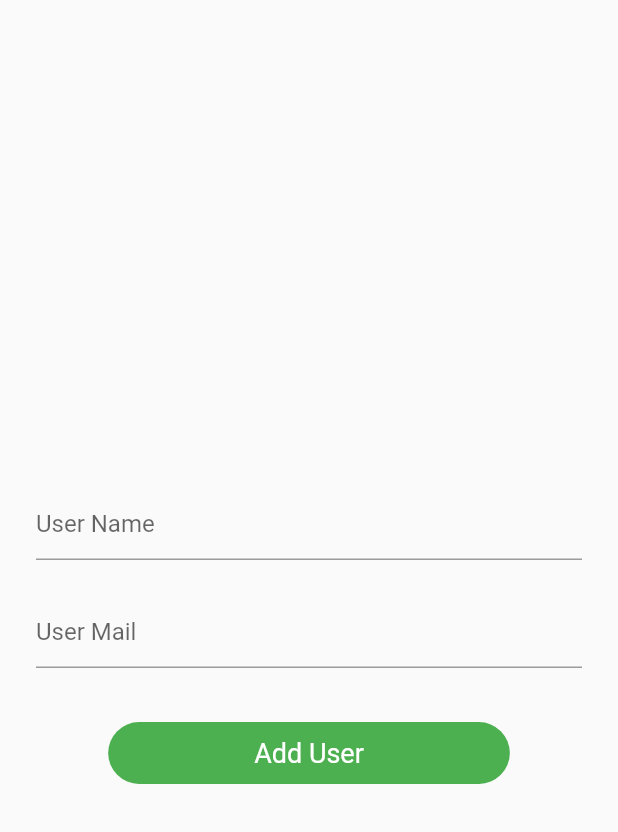
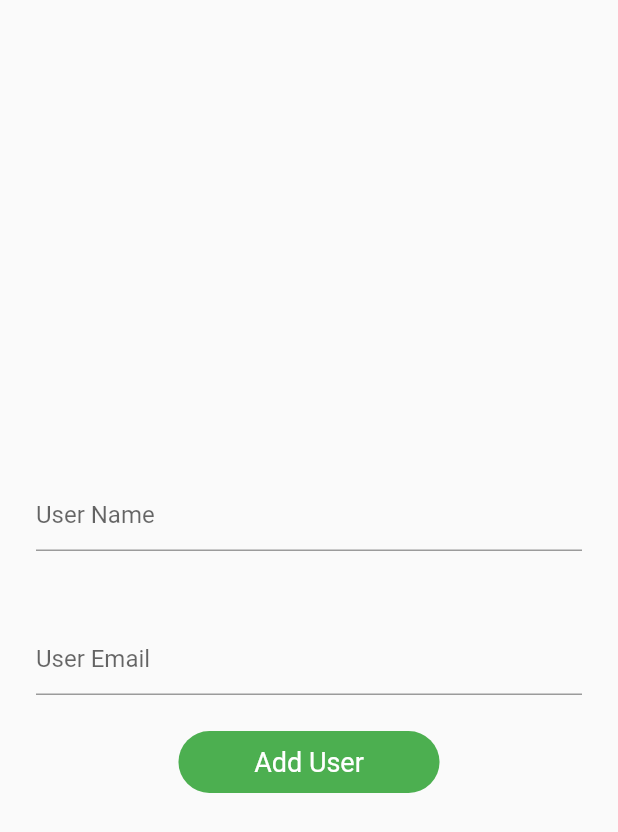
Before and after one commit to bryanariasq02/flutter_App, a Flutter app: the screen it shows after launch, after a tap on "Add User", on a phone screen of 412 x 824 dp. Shown: the top 832 px of the screen. Run offline on Flutter 3.47's test engine with Material 2 defaults, Android fonts, the phone set to English and light mode, and no system bars.

Commit message:
Class Custom_TextFormField

```diff
--- a/lib/ui/user/user_form.dart
+++ b/lib/ui/user/user_form.dart
@@ -1,4 +1,5 @@
 import 'package:flutter/material.dart';
+import 'package:flutter_first_app_balcoder/utils/Custom_TextFormField.dart';
 import 'package:flutter_first_app_balcoder/utils/Custom_container.dart';
 
 class UserFormPage extends StatefulWidget {
@@ -9,6 +10,18 @@ class UserFormPage extends StatefulWidget {
 }
 
 class _UserFormPageState extends State<UserFormPage> {
+  late TextEditingController _controllerName;
+  late TextEditingController _controllerEmail;
+
+  @override
+  void initState() {
+    // TODO: implement initState
+    super.initState();
+
+    _controllerName = new TextEditingController(text: "");
+    _controllerEmail = new TextEditingController(text: "");
+  }
+
   @override
   Widget build(BuildContext context) {
     double _height = MediaQuery.of(context).size.height * 0.05;
@@ -20,27 +33,27 @@ class _UserFormPageState extends State<UserFormPage> {
             child: Column(
           children: [
             Spacer(),
-            Padding(
-              padding: const EdgeInsets.all(24.0),
-              child: TextFormField(
-                decoration: InputDecoration(hintText: "User Name"),
+            Container(
+              child: Custom_TextFormField(
+                NameForm: "User Name",
+                NameVar: _controllerName,
               ),
             ),
-            Padding(
-              padding: const EdgeInsets.only(left: 24, right: 24, bottom: 36),
-              child: TextFormField(
-                decoration: InputDecoration(hintText: "User Mail"),
+            Container(
+              child: Custom_TextFormField(
+                NameForm: "User Email",
+                NameVar: _controllerEmail,
               ),
             ),
             GestureDetector(
               onTap: () {
-                print("User Name");
-                print("User Email");
+                print("User Name: " + _controllerName.text);
+                print("User Email: " + _controllerEmail.text);
               },
               child: CustomContainer(
                 titleText: "Add User",
-                sizeHeight: _height,
-                sizeWidth: _width,
+                sizeHeight: _height * 1,
+                sizeWidth: _width * 0.65,
                 color: Colors.green,
               ),
             ),
--- /dev/null
+++ b/lib/utils/Custom_TextFormField.dart
@@ -0,0 +1,21 @@
+import 'package:flutter/material.dart';
+
+class Custom_TextFormField extends StatelessWidget {
+  Custom_TextFormField(
+      {Key? key, required this.NameForm, required this.NameVar})
+      : super(key: key);
+
+  String NameForm;
+  TextEditingController NameVar;
+
+  @override
+  Widget build(BuildContext context) {
+    return Container(
+      padding: const EdgeInsets.all(24.0),
+      child: TextFormField(
+        controller: NameVar,
+        decoration: InputDecoration(hintText: NameForm),
+      ),
+    );
+  }
+}
```
